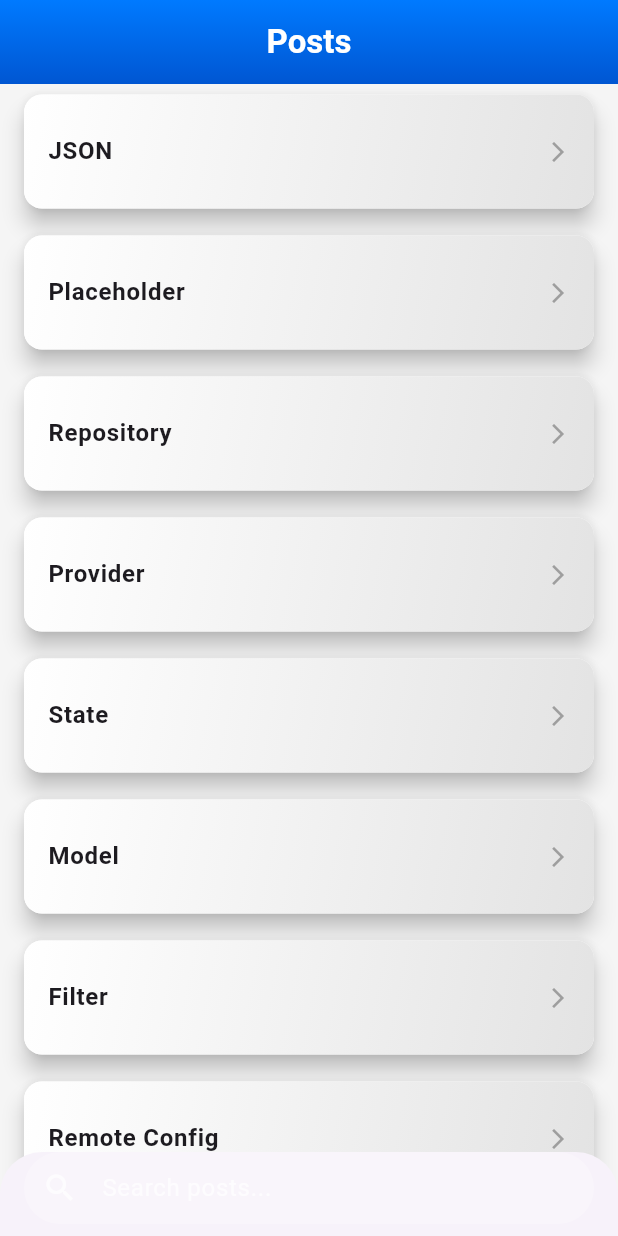
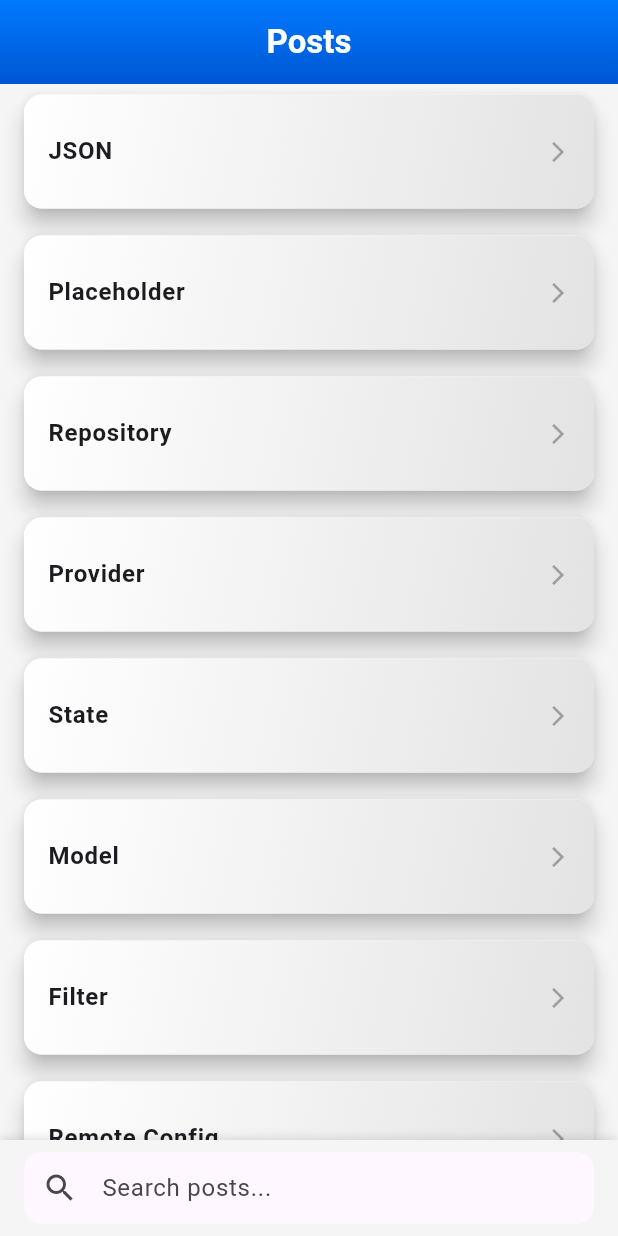
Before and after one commit to nachovalla1997/FlutterAPIDisplay, a Flutter app: the screen it shows after launch, scrolled down 576 dp, on a phone screen of 412 x 824 dp. Run offline on Flutter 3.47's test engine with Material 3 defaults, Android fonts, the phone set to English and light mode, and no system bars; our stand-ins replace logger, lottie, multiple_result.

Commit message:
feat: restructure home screen layout and enhance PostSearchBar design

```diff
--- a/lib/presentation/screens/home_screen.dart
+++ b/lib/presentation/screens/home_screen.dart
@@ -42,9 +42,19 @@ class _HomeScreenState extends State<HomeScreen> {
           onTap: () => FocusScope.of(context).unfocus(),
           child: Scaffold(
             appBar: !_isLoading(state) ? const CustomAppBar() : null,
-            bottomSheet: PostSearchBar(
-                controller: _searchController, provider: provider),
-            body: _buildBody(state, provider),
+            body: Column(
+              children: [
+                Expanded(
+                  child: _buildBody(state, provider),
+                ),
+                !_isLoading(state)
+                    ? PostSearchBar(
+                        controller: _searchController,
+                        provider: provider,
+                      )
+                    : const SizedBox.shrink(),
+              ],
+            ),
           ),
         );
       },
--- a/lib/presentation/widgets/post_search_bar.dart
+++ b/lib/presentation/widgets/post_search_bar.dart
@@ -10,21 +10,32 @@ class PostSearchBar extends StatelessWidget {
 
   @override
   Widget build(BuildContext context) {
-    return PreferredSize(
-      preferredSize: const Size.fromHeight(60),
-      child: Padding(
-        padding: const EdgeInsets.fromLTRB(16, 0, 16, 8),
+    return Container(
+      decoration: BoxDecoration(
+        color: Theme.of(context).scaffoldBackgroundColor,
+        boxShadow: [
+          BoxShadow(
+            color: Colors.black.withOpacity(0.1),
+            blurRadius: 4,
+            offset: const Offset(0, -2),
+          ),
+        ],
+      ),
+      padding: EdgeInsets.only(
+        left: 16,
+        right: 16,
+        bottom: MediaQuery.of(context).padding.bottom + 8,
+        top: 8,
+      ),
       child: TextField(
         controller: controller,
         onChanged: provider.searchPosts,
-          style: const TextStyle(color: Colors.white),
         decoration: InputDecoration(
           hintText: 'Search posts...',
-            hintStyle: const TextStyle(color: Colors.white70),
-            prefixIcon: const Icon(Icons.search, color: Colors.white70),
+          prefixIcon: const Icon(Icons.search),
           suffixIcon: controller.text.isNotEmpty
               ? IconButton(
-                    icon: const Icon(Icons.clear, color: Colors.white70),
+                  icon: const Icon(Icons.clear),
                   onPressed: () {
                     controller.clear();
                     provider.searchPosts('');
@@ -32,13 +43,25 @@ class PostSearchBar extends StatelessWidget {
                 )
               : null,
           filled: true,
-            fillColor: Colors.white24,
+          fillColor: Theme.of(context).cardColor,
           border: OutlineInputBorder(
-              borderRadius: BorderRadius.circular(30),
+            borderRadius: BorderRadius.circular(12),
             borderSide: BorderSide.none,
           ),
-            contentPadding:
-                const EdgeInsets.symmetric(horizontal: 16, vertical: 12),
+          enabledBorder: OutlineInputBorder(
+            borderRadius: BorderRadius.circular(12),
+            borderSide: BorderSide.none,
+          ),
+          focusedBorder: OutlineInputBorder(
+            borderRadius: BorderRadius.circular(12),
+            borderSide: BorderSide(
+              color: Theme.of(context).primaryColor,
+              width: 1,
+            ),
+          ),
+          contentPadding: const EdgeInsets.symmetric(
+            horizontal: 16,
+            vertical: 12,
           ),
         ),
       ),
```
Lines whose indentation alone changed are shown as unchanged.
